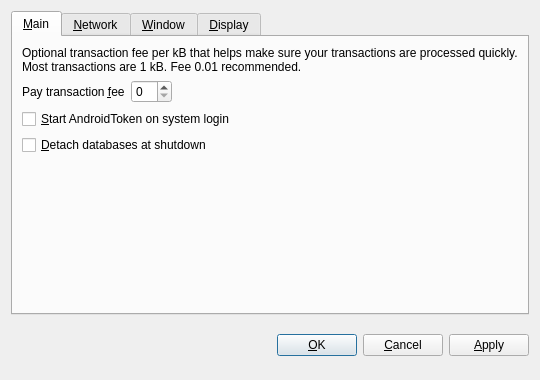
Above: src/qt/forms/optionsdialog.ui from CryptoRepairCrew/Android-Token-V2 before the change. Below: the same form after it.
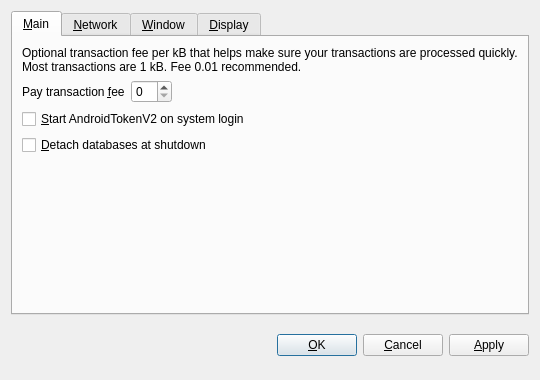
That is the form after the change. Custom widgets are drawn as their Qt base class.

Commit message: AndroidToken -> AndroidTokenV2

```diff
--- a/src/qt/forms/optionsdialog.ui
+++ b/src/qt/forms/optionsdialog.ui
@@ -82,7 +82,7 @@
           <string>Automatically start AndroidToken after logging in to the system.</string>
          </property>
          <property name="text">
-          <string>&amp;Start AndroidToken on system login</string>
+          <string>&amp;Start AndroidTokenV2 on system login</string>
          </property>
         </widget>
        </item>
```
Left out of the diff: 10 changed lines with no effect on the pictures. The commit also changes 47 other files.
